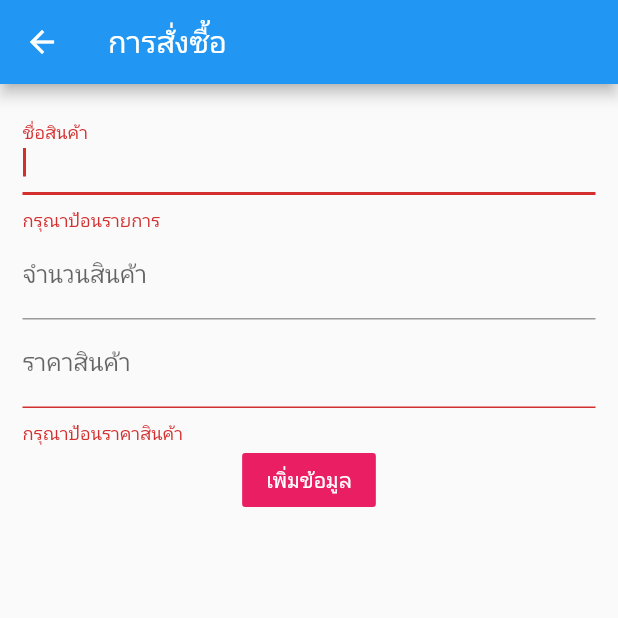
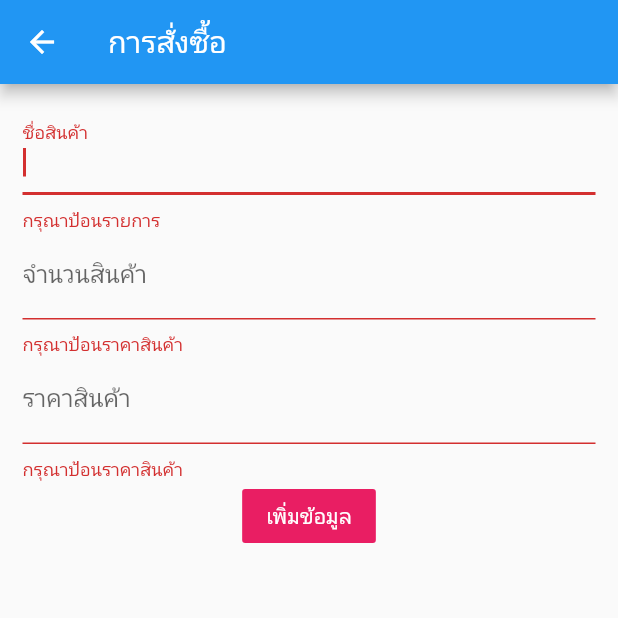
Before and after one commit to chutima2544/LAB-5, a Flutter app: the FormScreen screen opened directly, after a tap on "เพิ่มข้อมูล", on a phone screen of 412 x 824 dp, the top half of it. Run offline on Flutter 3.47's test engine with Material 2 defaults, Android fonts, the phone set to English and light mode, and no system bars.

```diff
--- a/lib/screens/form_screen.dart
+++ b/lib/screens/form_screen.dart
@@ -2,6 +2,9 @@ import 'package:flutter/material.dart';
 
 class FormScreen extends StatelessWidget {
   final formKey = GlobalKey<FormState>();
+  final titleController = TextEditingController();
+  final productController = TextEditingController();
+  final priceController = TextEditingController();
   @override
   Widget build(BuildContext context) {
     return Scaffold(
@@ -18,6 +21,7 @@ class FormScreen extends StatelessWidget {
                 TextFormField(
                   decoration: new InputDecoration(labelText: "ชื่อสินค้า"),
                   autofocus: true,
+                  controller: titleController,
                   validator: (String? str){
                       if(str!.isEmpty){
                           return "กรุณาป้อนรายการ";
@@ -28,10 +32,21 @@ class FormScreen extends StatelessWidget {
                 TextFormField(
                   decoration: new InputDecoration(labelText: "จำนวนสินค้า"),
                   keyboardType: TextInputType.number,
+                  controller: productController,
+                  validator: (String? str){
+                    if(str!.isEmpty){
+                          return "กรุณาป้อนราคาสินค้า";
+                      }
+                      if(double.parse(str)<=0){
+                        return "กรุณาป้อนตัวเลขมากกว่า 0";
+                      }
+                      return null;
+                  },
                 ),
                 TextFormField(
                   decoration: new InputDecoration(labelText: "ราคาสินค้า"),
                   keyboardType: TextInputType.number,
+                  controller: priceController,
                   validator: (String? str){
                     if(str!.isEmpty){
                           return "กรุณาป้อนราคาสินค้า";
@@ -48,6 +63,14 @@ class FormScreen extends StatelessWidget {
                   textColor: Colors.white,
                   onPressed: (){
                     if(formKey.currentState!.validate()){
+                      var title = titleController.text;
+                      var product = productController.text;
+                      var price = priceController.text;
+
+                      print(title);
+                      print(product);
+                      print(price);
+
                       Navigator.pop(context);
                     }
                   },
```
